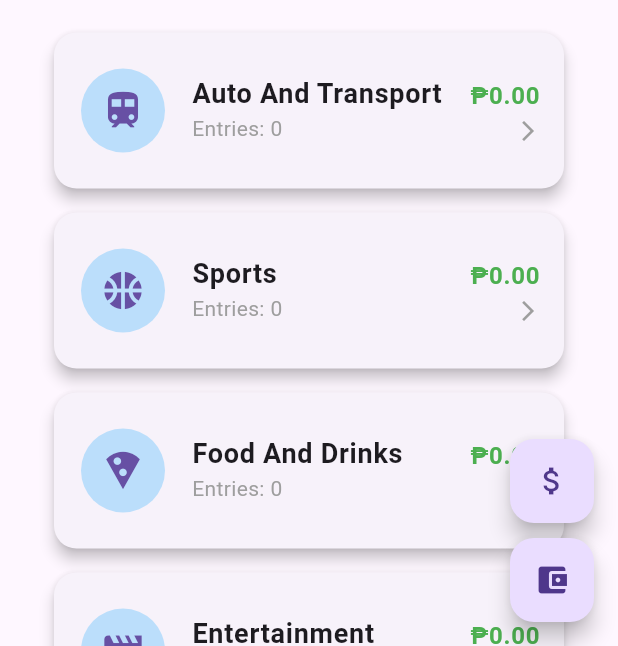
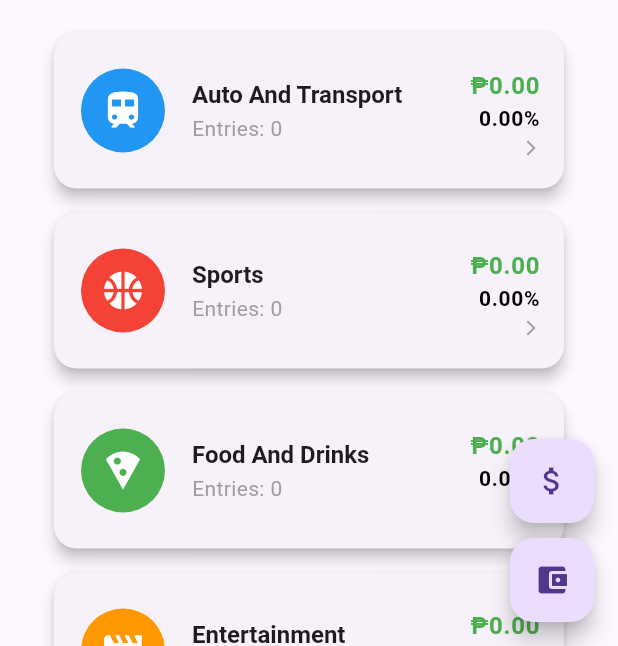
Before and after one commit to antonalcalde/ExpenseTracker, a Flutter app: the screen it shows after launch, on a phone screen of 412 x 824 dp, the part 590-1236 px from its top. Run offline on Flutter 3.47's test engine with Material 3 defaults, Android fonts, the phone set to English and light mode, and no system bars; drawn by our look-alikes of fl_chart; our stand-ins replace sqflite; accounts and stored records are empty.

Commit message:
color-code category icons

```diff
--- a/lib/widgets/category_screen/category_card.dart
+++ b/lib/widgets/category_screen/category_card.dart
@@ -5,7 +5,11 @@ import '../../screens/expense_screen.dart';
 
 class CategoryCard extends StatelessWidget {
   final ExpenseCategory category;
-  const CategoryCard(this.category, {super.key});
+  final int index; // Add index parameter
+  final List<Color> colors; // Add colors list parameter
+  final double percentage; // Add percentage parameter
+
+  const CategoryCard(this.category, this.index, this.colors, this.percentage, {super.key}); // Modify constructor
 
   @override
   Widget build(BuildContext context) {
@@ -25,21 +29,22 @@ class CategoryCard extends StatelessWidget {
         },
         leading: CircleAvatar(
           radius: 30,
-          backgroundColor: Theme.of(context).primaryColorLight,
+          backgroundColor: colors[index % colors.length], // Set background color from the color list
           child: Padding(
             padding: const EdgeInsets.all(8.0),
             child: Icon(
               category.icon,
               size: 30,
-              color: Theme.of(context).primaryColor,
+              color: Colors.white, // Use white color for contrast
             ),
           ),
         ),
         title: Text(
           category.title,
           style: const TextStyle(
-            fontSize: 18,
+            fontSize: 16,
             fontWeight: FontWeight.bold,
+            letterSpacing: 0,
           ),
         ),
         subtitle: Text(
@@ -62,10 +67,18 @@ class CategoryCard extends StatelessWidget {
                 color: Colors.green,
               ),
             ),
+            Text(
+              '${percentage.toStringAsFixed(2)}%', // Display the percentage here
+              style: const TextStyle(
+                fontSize: 14,
+                fontWeight: FontWeight.bold,
+                color: Colors.black,
+              ),
+            ),
             const SizedBox(height: 4),
             const Icon(
               Icons.arrow_forward_ios,
-              size: 16,
+              size: 12,
               color: Colors.grey,
             ),
           ],
--- a/lib/widgets/category_screen/category_fetcher.dart
+++ b/lib/widgets/category_screen/category_fetcher.dart
@@ -41,9 +41,9 @@ class _CategoryFetcherState extends State<CategoryFetcher> {
               padding: const EdgeInsets.symmetric(horizontal: 20.0),
               child: Column(
                 children: [
-                  const SizedBox(
+                  SizedBox(
                     height: 200.0,
-                    child: TotalChart(),
+                    child: TotalChart(), // Removed const
                   ),
                   Row(
                     mainAxisAlignment: MainAxisAlignment.spaceBetween,
@@ -62,7 +62,7 @@ class _CategoryFetcherState extends State<CategoryFetcher> {
                       ),
                     ],
                   ),
-                  const Expanded(child: CategoryList()),
+                  Expanded(child: CategoryList()), // Removed const
                 ],
               ),
             );
--- a/lib/widgets/category_screen/category_list.dart
+++ b/lib/widgets/category_screen/category_list.dart
@@ -4,21 +4,48 @@ import '../../models/database_provider.dart';
 import './category_card.dart';
 
 class CategoryList extends StatelessWidget {
-  const CategoryList({
-    Key? key,
-  }) : super(key: key);
+  CategoryList({Key? key}) : super(key: key); // Removed const
+
+  // Define a list of distinct colors
+  final List<Color> _colors = [
+    Colors.blue,
+    Colors.red,
+    Colors.green,
+    Colors.orange,
+    Colors.purple,
+    Colors.yellow,
+    Colors.brown,
+    Colors.cyan,
+    Colors.pink,
+    Colors.teal,
+  ];
 
   @override
   Widget build(BuildContext context) {
     return Consumer<DatabaseProvider>(
       builder: (_, db, __) {
-        // get the categories
+        // Get the categories
         var list = db.categories;
+        var total = db.calculateTotalExpenses(); // Total expenses
         return ListView.builder(
-            physics: const BouncingScrollPhysics(
-                parent: AlwaysScrollableScrollPhysics()),
-            itemCount: list.length,
-            itemBuilder: (_, i) => CategoryCard(list[i]));
+          physics: const BouncingScrollPhysics(
+              parent: AlwaysScrollableScrollPhysics()),
+          itemCount: list.length,
+          itemBuilder: (_, i) {
+            // Calculate percentage for each category
+            final double percentage = total == 0
+                ? 0
+                : (list[i].totalAmount / total) * 100;
+
+            // Pass the category, index, color list, and percentage
+            return CategoryCard(
+              list[i], // category
+              i, // index
+              _colors, // colors list
+              percentage, // percentage value
+            );
+          },
+        );
       },
     );
   }
```
